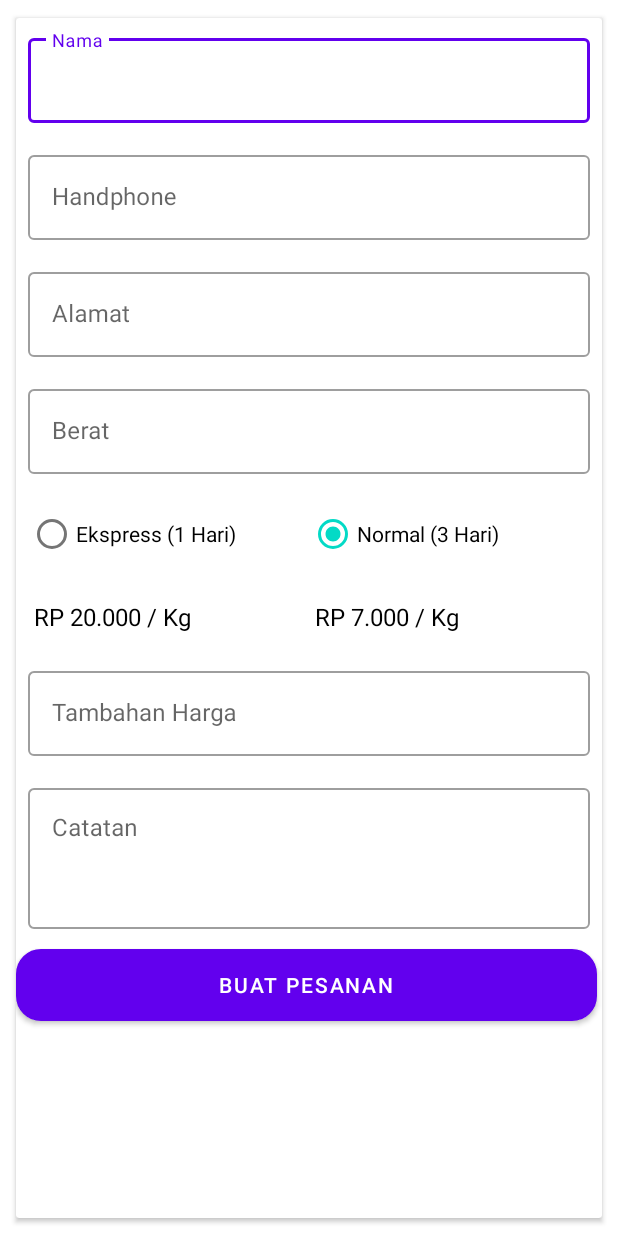
After one commit to qoolqas/LaundryApp, an Android app: the PesananActivity screen opened directly, with no data from a screen before it, on a phone screen of 412 x 824 dp. The commit adds this screen. Run offline under Robolectric (Android 15) with nearby library versions, the phone set to English and light mode, and no system bars.

Commit message:
layout create

```diff
--- a/app/src/main/java/com/q/laundryapp/MainActivity.java
+++ b/app/src/main/java/com/q/laundryapp/MainActivity.java
@@ -15,7 +15,7 @@ public class MainActivity extends AppCompatActivity {
         super.onCreate(savedInstanceState);
         setContentView(R.layout.activity_main);
 
-        cardTransaksi = findViewById(R.id.cardTransaksi);
+        cardTransaksi = findViewById(R.id.home_buat);
         cardTransaksi.setOnClickListener(new View.OnClickListener() {
             @Override
             public void onClick(View view) {
--- a/app/src/main/java/com/q/laundryapp/ui/slideshow/SlideshowFragment.java
+++ b/app/src/main/java/com/q/laundryapp/ui/ambil/SlideshowFragment.java
@@ -1,4 +1,4 @@
-package com.q.laundryapp.ui.slideshow;
+package com.q.laundryapp.ui.ambil;
 
 import android.os.Bundle;
 import android.view.LayoutInflater;
--- a/app/src/main/java/com/q/laundryapp/ui/slideshow/SlideshowViewModel.java
+++ b/app/src/main/java/com/q/laundryapp/ui/ambil/SlideshowViewModel.java
@@ -1,4 +1,4 @@
-package com.q.laundryapp.ui.slideshow;
+package com.q.laundryapp.ui.ambil;
 
 import androidx.lifecycle.LiveData;
 import androidx.lifecycle.MutableLiveData;
--- a/app/src/main/java/com/q/laundryapp/ui/home/HomeFragment.java
+++ b/app/src/main/java/com/q/laundryapp/ui/home/HomeFragment.java
@@ -24,7 +24,7 @@ public class HomeFragment extends Fragment {
                              ViewGroup container, Bundle savedInstanceState) {
 
         View root = inflater.inflate(R.layout.fragment_home, container, false);
-        CardView cardTransaksi = root.findViewById(R.id.cardTransaksi);
+        CardView cardTransaksi = root.findViewById(R.id.home_buat);
         cardTransaksi.setOnClickListener(Navigation.createNavigateOnClickListener(R.id.action_nav_home_to_nav_gallery, null));
 
         return root;
--- /dev/null
+++ b/app/src/main/java/com/q/laundryapp/ui/pesanan/PesananActivity.java
@@ -0,0 +1,16 @@
+package com.q.laundryapp.ui.pesanan;
+
+import androidx.appcompat.app.AppCompatActivity;
+
+import android.os.Bundle;
+
+import com.q.laundryapp.R;
+
+public class PesananActivity extends AppCompatActivity {
+
+    @Override
+    protected void onCreate(Bundle savedInstanceState) {
+        super.onCreate(savedInstanceState);
+        setContentView(R.layout.activity_pesanan);
+    }
+}
--- a/app/src/main/java/com/q/laundryapp/ui/jenis/GalleryViewModel.java
+++ b/app/src/main/java/com/q/laundryapp/ui/status/GalleryViewModel.java
@@ -1,4 +1,4 @@
-package com.q.laundryapp.ui.jenis;
+package com.q.laundryapp.ui.status;
 
 import androidx.lifecycle.LiveData;
 import androidx.lifecycle.MutableLiveData;
--- /dev/null
+++ b/app/src/main/res/layout/activity_pesanan.xml
@@ -0,0 +1,208 @@
+<?xml version="1.0" encoding="utf-8"?>
+<androidx.constraintlayout.widget.ConstraintLayout xmlns:android="http://schemas.android.com/apk/res/android"
+    xmlns:app="http://schemas.android.com/apk/res-auto"
+    xmlns:tools="http://schemas.android.com/tools"
+    android:layout_width="match_parent"
+    android:layout_height="match_parent"
+    tools:context=".ui.pesanan.PesananActivity">
+    <androidx.cardview.widget.CardView
+        android:layout_width="match_parent"
+        android:layout_height="match_parent"
+        android:layout_margin="8dp"
+        app:cardCornerRadius="2dp"
+        app:cardElevation="2dp"
+        app:cardPreventCornerOverlap="true"
+        app:cardUseCompatPadding="true">
+
+        <LinearLayout
+            android:layout_width="match_parent"
+            android:layout_height="wrap_content"
+            android:orientation="vertical">
+
+            <com.google.android.material.textfield.TextInputLayout
+                style="@style/Widget.MaterialComponents.TextInputLayout.OutlinedBox"
+                android:layout_width="match_parent"
+                android:layout_height="wrap_content"
+                android:layout_margin="8dp"
+                app:layout_constraintBottom_toBottomOf="parent"
+                app:layout_constraintEnd_toEndOf="parent"
+                app:layout_constraintStart_toStartOf="parent"
+                app:layout_constraintTop_toTopOf="parent"
+                app:layout_constraintVertical_bias="0.0">
+
+                <EditText
+                    android:id="@+id/createNama"
+                    android:layout_width="match_parent"
+                    android:layout_height="wrap_content"
+                    android:drawablePadding="4dp"
+                    android:hint="Nama"
+                    android:inputType="textCapSentences"
+                    android:maxLines="1" />
+
+            </com.google.android.material.textfield.TextInputLayout>
+            <com.google.android.material.textfield.TextInputLayout
+                style="@style/Widget.MaterialComponents.TextInputLayout.OutlinedBox"
+                android:layout_width="match_parent"
+                android:layout_height="wrap_content"
+                android:layout_margin="8dp">
+
+                <EditText
+                    android:id="@+id/createHandphone"
+                    android:layout_width="match_parent"
+                    android:layout_height="wrap_content"
+                    android:drawablePadding="4dp"
+                    android:hint="Handphone"
+                    android:inputType="phone"
+                    android:maxLines="1" />
+
+
+            </com.google.android.material.textfield.TextInputLayout>
+            <com.google.android.material.textfield.TextInputLayout
+                style="@style/Widget.MaterialComponents.TextInputLayout.OutlinedBox"
+                android:layout_width="match_parent"
+                android:layout_height="wrap_content"
+                android:layout_margin="8dp">
+
+                <EditText
+                    android:id="@+id/createAlamat"
+                    android:layout_width="match_parent"
+                    android:layout_height="wrap_content"
+                    android:drawablePadding="4dp"
+                    android:hint="Alamat"
+                    android:inputType="text"
+                    android:maxLines="1" />
+
+
+            </com.google.android.material.textfield.TextInputLayout>
+            <com.google.android.material.textfield.TextInputLayout
+                android:id="@+id/textInputLayout"
+                style="@style/Widget.MaterialComponents.TextInputLayout.OutlinedBox"
+                android:layout_width="match_parent"
+                android:layout_height="wrap_content"
+                android:layout_margin="8dp">
+
+                <EditText
+                    android:id="@+id/createBerat"
+                    android:layout_width="match_parent"
+                    android:layout_height="wrap_content"
+                    android:drawablePadding="4dp"
+                    android:hint="Berat"
+                    android:inputType="number"
+                    android:maxLines="1" />
+
+
+            </com.google.android.material.textfield.TextInputLayout>
+
+            <LinearLayout
+                android:layout_width="match_parent"
+                android:layout_height="wrap_content"
+                android:layout_margin="8dp"
+                android:orientation="horizontal">
+
+                <RadioGroup
+                    android:id="@+id/rd_kategori"
+                    android:layout_width="0dp"
+                    android:layout_height="wrap_content"
+                    android:layout_weight="3"
+                    android:orientation="horizontal">
+
+                    <RadioButton
+                        android:id="@+id/rd_basah"
+                        android:layout_width="0dp"
+                        android:layout_height="wrap_content"
+                        android:layout_weight="3"
+                        android:text="Ekspress (1 Hari)"
+                        android:textColor="@color/black" />
+
+                    <RadioButton
+                        android:id="@+id/rd_kering"
+                        android:layout_width="0dp"
+                        android:layout_height="wrap_content"
+                        android:layout_weight="3"
+                        android:checked="true"
+                        android:text="Normal (3 Hari)"
+                        android:textColor="@color/black" />
+
+
+                </RadioGroup>
+            </LinearLayout>
+            <LinearLayout
+                android:layout_width="match_parent"
+                android:layout_height="wrap_content"
+                android:layout_margin="8dp"
+                android:orientation="horizontal">
+                <TextView
+                    android:layout_width="0dp"
+                    android:layout_height="wrap_content"
+                    android:layout_weight="3"
+                    android:text="RP 20.000 / Kg"
+                    android:textColor="#000"
+                    android:padding="4dp"
+                    android:textSize="16sp" />
+                <TextView
+                    android:layout_width="0dp"
+                    android:layout_height="wrap_content"
+                    android:layout_weight="3"
+                    android:text="RP 7.000 / Kg"
+                    android:textColor="#000"
+                    android:padding="4dp"
+                    android:textSize="16sp" />
+            </LinearLayout>
+            <com.google.android.material.textfield.TextInputLayout
+                style="@style/Widget.MaterialComponents.TextInputLayout.OutlinedBox"
+                android:layout_width="match_parent"
+                android:layout_height="wrap_content"
+                android:layout_margin="8dp">
+
+                <EditText
+                    android:id="@+id/createTambahan"
+                    android:layout_width="match_parent"
+                    android:layout_height="wrap_content"
+                    android:drawablePadding="4dp"
+                    android:hint="Tambahan Harga"
+                    android:inputType="number"
+                    android:maxLines="1" />
+
+
+            </com.google.android.material.textfield.TextInputLayout>
+
+
+
+            <com.google.android.material.textfield.TextInputLayout
+                style="@style/Widget.MaterialComponents.TextInputLayout.OutlinedBox"
+                android:layout_width="match_parent"
+                android:layout_height="wrap_content"
+                android:layout_margin="8dp"
+                app:layout_constraintBottom_toBottomOf="parent"
+                app:layout_constraintEnd_toEndOf="parent"
+                app:layout_constraintStart_toStartOf="parent"
+                app:layout_constraintTop_toTopOf="parent"
+                app:layout_constraintVertical_bias="0.0">
+
+                <EditText
+                    android:id="@+id/rotiDeskripsi"
+                    android:layout_width="match_parent"
+                    android:layout_height="wrap_content"
+                    android:gravity="left|top"
+                    android:hint="Catatan"
+                    android:lines="3" />
+
+            </com.google.android.material.textfield.TextInputLayout>
+
+
+
+
+            <Button
+                android:id="@+id/bt_simpan"
+                android:layout_width="match_parent"
+                android:layout_height="wrap_content"
+                android:layout_marginTop="5dp"
+                android:layout_marginRight="3dp"
+                android:layout_marginBottom="16dp"
+                android:background="@drawable/button_round"
+                android:gravity="center"
+                android:text="Buat Pesanan"
+                android:textColor="@android:color/white" />
+        </LinearLayout>
+    </androidx.cardview.widget.CardView>
+</androidx.constraintlayout.widget.ConstraintLayout>
--- a/app/src/main/res/layout/content_drawer_main.xml
+++ b/app/src/main/res/layout/content_drawer_main.xml
@@ -5,7 +5,7 @@
     android:layout_width="match_parent"
     android:layout_height="match_parent"
     app:layout_behavior="@string/appbar_scrolling_view_behavior"
-    tools:showIn="@layout/app_bar_main">
+    tools:showIn="@layout/app_bar_drawer_main">
 
     <fragment
         android:id="@+id/nav_host_fragment"
--- a/app/src/main/res/layout/fragment_slideshow.xml
+++ b/app/src/main/res/layout/fragment_slideshow.xml
@@ -4,7 +4,7 @@
     xmlns:tools="http://schemas.android.com/tools"
     android:layout_width="match_parent"
     android:layout_height="match_parent"
-    tools:context=".ui.slideshow.SlideshowFragment">
+    tools:context=".ui.ambil.SlideshowFragment">
 
     <TextView
         android:id="@+id/text_slideshow"
--- a/app/src/main/res/layout/item_grid.xml
+++ b/app/src/main/res/layout/item_grid.xml
@@ -17,6 +17,7 @@
         android:gravity="center_horizontal">
 
         <androidx.cardview.widget.CardView
+            android:id="@+id/home_ambil"
             android:layout_width="150dp"
             android:layout_height="150dp"
             android:layout_margin="5dp"
@@ -54,7 +55,7 @@
             </FrameLayout>
         </androidx.cardview.widget.CardView>
         <androidx.cardview.widget.CardView
-            android:id="@+id/cardTransaksi"
+            android:id="@+id/home_buat"
             android:layout_width="150dp"
             android:layout_height="150dp"
             android:layout_margin="5dp"
@@ -100,6 +101,7 @@
         android:gravity="center_horizontal">
 
         <androidx.cardview.widget.CardView
+            android:id="@+id/home_status"
             android:layout_width="150dp"
             android:layout_height="150dp"
             android:layout_margin="5dp"
@@ -137,7 +139,7 @@
             </FrameLayout>
         </androidx.cardview.widget.CardView>
         <androidx.cardview.widget.CardView
-            android:id="@+id/shop"
+            android:id="@+id/home_histori"
             android:layout_width="150dp"
             android:layout_height="150dp"
             android:layout_margin="5dp"
```
Also changed, not shown: app/src/main/AndroidManifest.xml (+15 -12 lines), app/src/main/java/com/q/laundryapp/JenisActivity.java (deleted, +0 -51 lines), app/src/main/java/com/q/laundryapp/ui/jenis/JenisFragment.java (deleted, +0 -63 lines), app/src/main/java/com/q/laundryapp/ui/status/JenisFragment.java (added, +22 -0 lines), app/src/main/res/layout/activity_jenis.xml (deleted, +0 -18 lines), app/src/main/res/layout/fragment_gallery.xml (+1 -9 lines), app/src/main/res/navigation/mobile_navigation.xml (+4 -17 lines).
